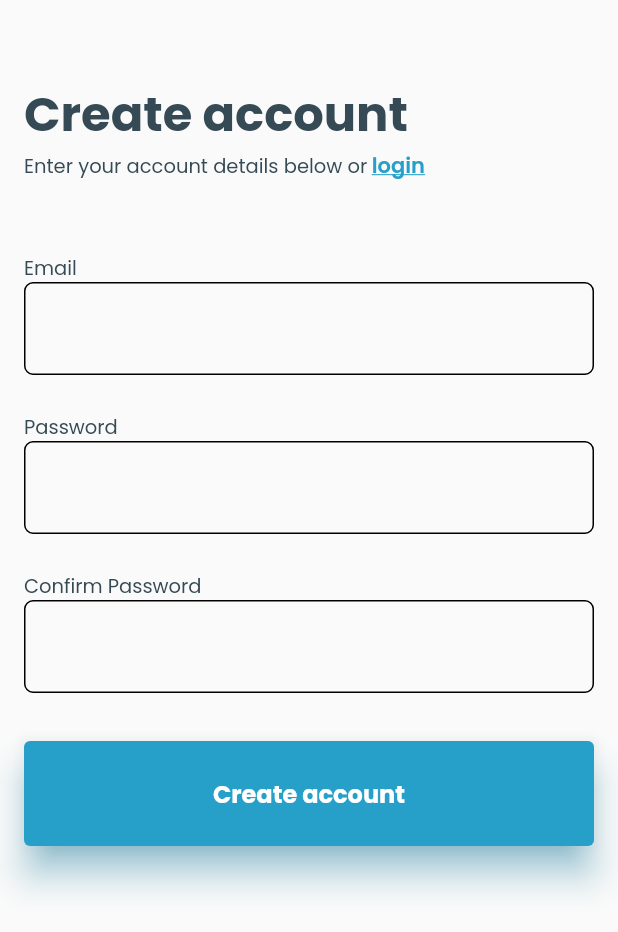
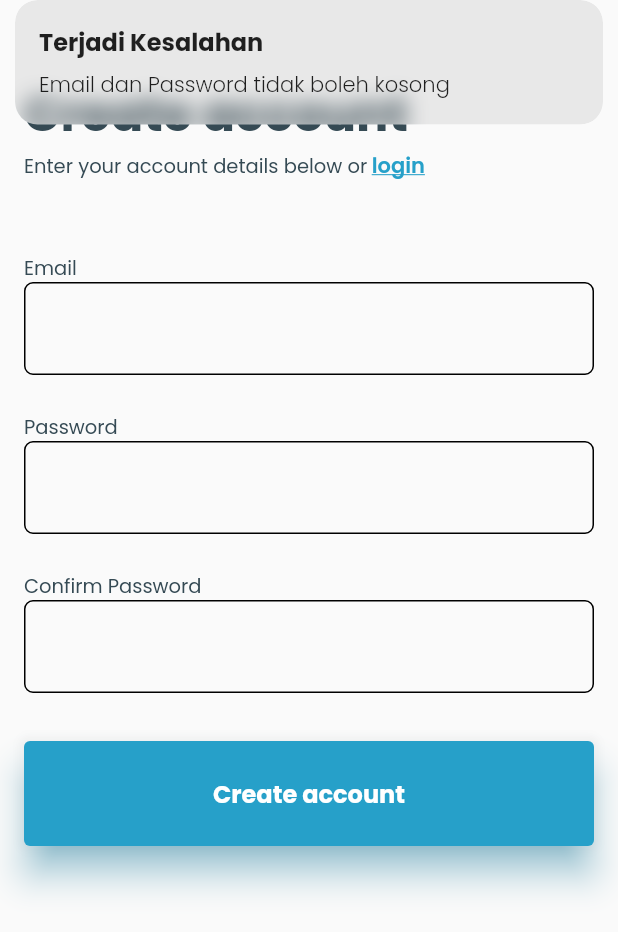
Before and after one commit to rizaadi/kpimobile, a Flutter app: the SignupPage screen opened by its route, after a tap on "Create account", on a phone screen of 412 x 824 dp. Shown: the top 932 px of the screen. Run offline on Flutter 3.47's test engine with Material 2 defaults, Android fonts, the phone set to English and light mode, and no system bars; our stand-ins replace data_table_2, firebase_auth, firebase_core, flutter_svg, get, timelines; accounts and stored records are empty.

Commit message:
feature signup & login

```diff
--- a/lib/app/modules/auth/login/login_page.dart
+++ b/lib/app/modules/auth/login/login_page.dart
@@ -46,6 +46,7 @@ class LoginPage extends GetView<LoginController> {
                   children: [
                     const Text("Email"),
                     TextField(
+                      controller: controller.emailC,
                       decoration: InputDecoration(
                         enabledBorder: OutlineInputBorder(
                             borderSide:
@@ -66,6 +67,7 @@ class LoginPage extends GetView<LoginController> {
                   children: [
                     const Text("Password"),
                     TextField(
+                      controller: controller.passC,
                       decoration: InputDecoration(
                         enabledBorder: OutlineInputBorder(
                             borderSide:
@@ -84,7 +86,7 @@ class LoginPage extends GetView<LoginController> {
               padding: const EdgeInsets.fromLTRB(16, 32, 16, 0),
               child: ElevatedButton(
                 onPressed: () {
-                  Get.offAllNamed(Routes.BOTTOM_NAVIGATION);
+                  controller.signIn();
                 },
                 style: ElevatedButton.styleFrom(
                     padding: const EdgeInsets.symmetric(vertical: 23),
--- a/lib/app/modules/auth/signup/signup_controller.dart
+++ b/lib/app/modules/auth/signup/signup_controller.dart
@@ -1,20 +1,42 @@
+import 'package:firebase_auth/firebase_auth.dart';
+import 'package:firebase_core/firebase_core.dart';
+import 'package:flutter/material.dart';
 import 'package:get/get.dart';
 
+import '../../../routes/app_pages.dart';
+
 class SignupController extends GetxController {
-  //TODO: Implement SignupController.
+  TextEditingController emailC = TextEditingController();
+  TextEditingController passC = TextEditingController();
+  TextEditingController pass2C = TextEditingController();
 
-  @override
-  void onInit() {
-    super.onInit();
-  }
-
-  @override
-  void onReady() {
-    super.onReady();
-  }
-
-  @override
-  void onClose() {
-    super.onClose();
+  FirebaseAuth auth = FirebaseAuth.instance;
+  void signUp() async {
+    if (emailC.text.isNotEmpty &&
+        passC.text.isNotEmpty &&
+        pass2C.text.isNotEmpty) {
+      if (passC.text == pass2C.text) {
+        try {
+          UserCredential userCredential =
+              await auth.createUserWithEmailAndPassword(
+                  email: emailC.text, password: passC.text);
+          Get.offAllNamed(Routes.BOTTOM_NAVIGATION);
+          print(userCredential.user);
+        } on FirebaseAuthException catch (e) {
+          if (e.code == 'weak-password') {
+            Get.snackbar('Terjadi Kesalahan', 'Password terlalu lemah');
+          } else if (e.code == 'email-already-in-use') {
+            Get.snackbar('Terjadi Kesalahan', 'Email sudah terdaftar');
+          }
+        } catch (e) {
+          Get.snackbar('Terjadi Kesalahan', e.toString());
+        }
+      } else {
+        Get.snackbar('Terjadi Kesalahan', 'Password tidak sama');
+      }
+    } else {
+      Get.snackbar(
+          'Terjadi Kesalahan', 'Email dan Password tidak boleh kosong');
+    }
   }
 }
--- a/lib/app/modules/auth/signup/signup_page.dart
+++ b/lib/app/modules/auth/signup/signup_page.dart
@@ -6,7 +6,8 @@ class SignupPage extends GetView<SignupController> {
   @override
   Widget build(BuildContext context) {
     return Scaffold(
-      body: SafeArea(
+      body: SingleChildScrollView(
+        child: SafeArea(
           child: Column(
             crossAxisAlignment: CrossAxisAlignment.start,
             children: [
@@ -46,6 +47,7 @@ class SignupPage extends GetView<SignupController> {
                     children: [
                       const Text("Email"),
                       TextField(
+                        controller: controller.emailC,
                         decoration: InputDecoration(
                           enabledBorder: OutlineInputBorder(
                               borderSide:
@@ -66,6 +68,7 @@ class SignupPage extends GetView<SignupController> {
                     children: [
                       const Text("Password"),
                       TextField(
+                        controller: controller.passC,
                         decoration: InputDecoration(
                           enabledBorder: OutlineInputBorder(
                               borderSide:
@@ -86,6 +89,7 @@ class SignupPage extends GetView<SignupController> {
                     children: [
                       const Text("Confirm Password"),
                       TextField(
+                        controller: controller.pass2C,
                         decoration: InputDecoration(
                           enabledBorder: OutlineInputBorder(
                               borderSide:
@@ -103,7 +107,9 @@ class SignupPage extends GetView<SignupController> {
                   child: Padding(
                 padding: const EdgeInsets.fromLTRB(16, 32, 16, 0),
                 child: ElevatedButton(
-                onPressed: () {},
+                  onPressed: () {
+                    controller.signUp();
+                  },
                   style: ElevatedButton.styleFrom(
                       padding: const EdgeInsets.symmetric(vertical: 23),
                       primary: const Color(0xff26A0C9),
@@ -122,6 +128,7 @@ class SignupPage extends GetView<SignupController> {
             ],
           ),
         ),
+      ),
     );
   }
 }
--- a/pubspec.yaml
+++ b/pubspec.yaml
@@ -27,8 +27,11 @@ environment:
 # the latest version available on pub.dev. To see which dependencies have newer
 # versions available, run `flutter pub outdated`.
 dependencies:
+  cloud_firestore: ^3.2.1
   cupertino_icons: ^1.0.2
   data_table_2: ^2.3.2
+  firebase_auth: ^3.4.1
+  firebase_core: ^1.19.1
   flutter:
     sdk: flutter
   flutter_svg: ^1.1.0
```
Also changed, not shown: lib/app/modules/auth/login/login_controller.dart (+28 -13 lines), lib/main.dart (+29 -9 lines), lib/firebase_options.dart (added), pubspec.lock, 3 other files. Lines whose indentation alone changed are shown as unchanged.
